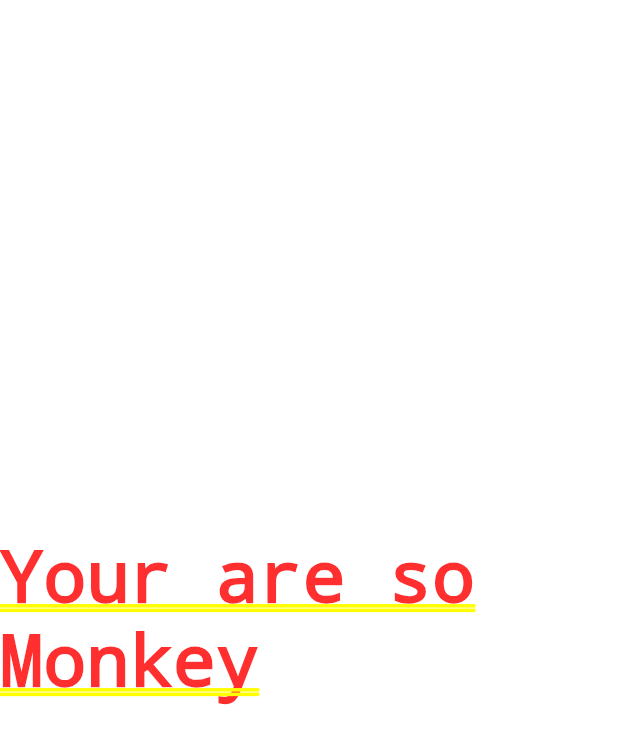
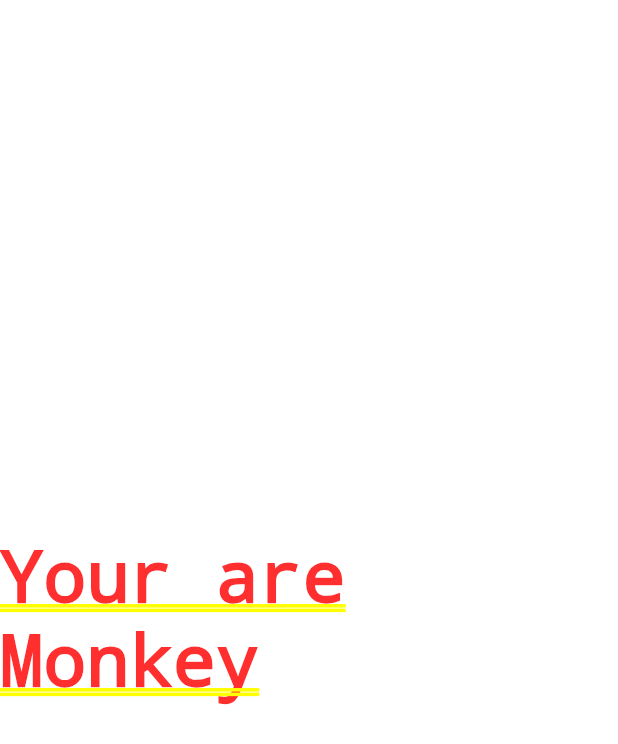
Before and after one commit to Tawasoulmohamedkhair/our_project, a Flutter app: the screen it shows after launch, on a phone screen of 412 x 824 dp. Shown: the top 744 px of the screen. Run offline on Flutter 3.47's test engine with Material 2 defaults, Android fonts, the phone set to English and light mode, and no system bars.

Commit message:
modified inthe file  main dart in the child text

```diff
--- a/lib/main.dart
+++ b/lib/main.dart
@@ -16,7 +16,7 @@ class MyApp extends StatelessWidget {
         primarySwatch: Colors.blue,
       ),
       home: const Center(
-        child: Text('Your are so Monkey'),
+        child: Text('Your are Monkey'),
       ),
     );
   }
```
